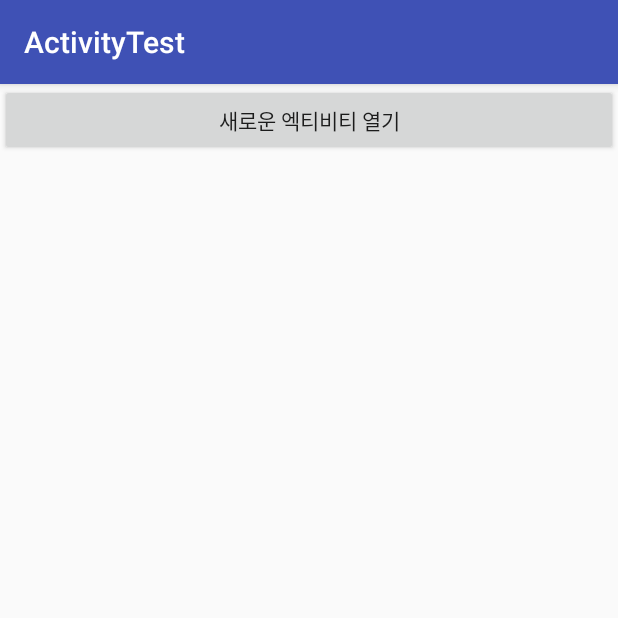
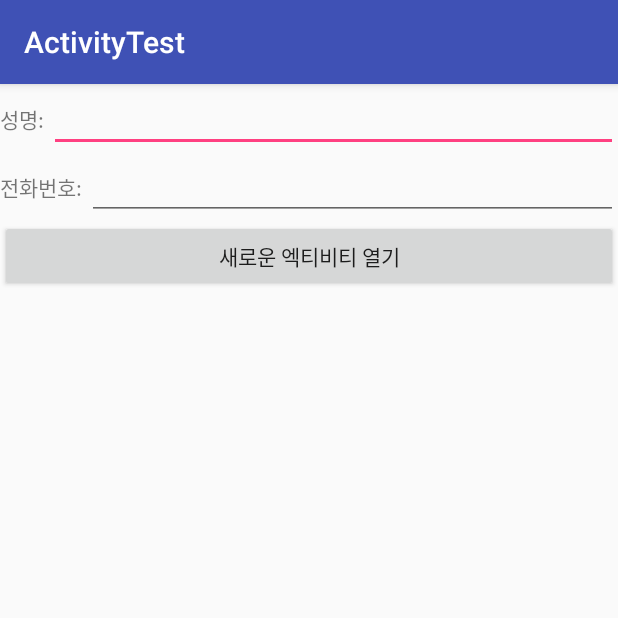
Before and after one commit to kimyj6631/ActivityTest, an Android app: the screen it shows after launch (MainActivity), on a phone screen of 412 x 824 dp, the top half of it. Run offline under Robolectric (Android 15) with nearby library versions, the phone set to English and light mode, and no system bars.

Commit message:
#2 make id

```diff
--- a/app/src/main/res/layout/activity_main.xml
+++ b/app/src/main/res/layout/activity_main.xml
@@ -4,11 +4,44 @@
     xmlns:tools="http://schemas.android.com/tools"
     android:layout_width="match_parent"
     android:layout_height="match_parent"
+    android:orientation="vertical"
     tools:context="kimyj6631.kr.hs.emrim.activitytest.SecondActivity">
 
+    <LinearLayout
+        android:layout_width="match_parent"
+        android:layout_height="wrap_content"
+        android:orientation="horizontal"
+        >
+        <TextView
+            android:layout_width="wrap_content"
+            android:layout_height="wrap_content"
+            android:text="성명: "
+            />
+        <EditText
+            android:id="@+id/edit_name"
+            android:layout_width="match_parent"
+            android:layout_height="wrap_content"/>
+    </LinearLayout>
+    <LinearLayout
+        android:layout_width="match_parent"
+        android:layout_height="wrap_content"
+        android:orientation="horizontal"
+        >
+        <TextView
+            android:layout_width="wrap_content"
+            android:layout_height="wrap_content"
+            android:text="전화번호: "
+            />
+        <EditText
+            android:id="@+id/edit_tel"
+            android:layout_width="match_parent"
+            android:layout_height="wrap_content"
+            android:inputType="phone"/>
+    </LinearLayout>
     <Button
         android:id="@+id/but_main"
         android:layout_width="match_parent"
         android:layout_height="wrap_content"
-        android:text="새로운 엑티비티 열기"/>
+        android:text="새로운 엑티비티 열기"
+        />
 </LinearLayout>
--- a/app/src/main/res/layout/activity_second.xml
+++ b/app/src/main/res/layout/activity_second.xml
@@ -4,8 +4,16 @@
     xmlns:tools="http://schemas.android.com/tools"
     android:layout_width="match_parent"
     android:layout_height="match_parent"
+    android:background="#f794e5"
+    android:orientation="vertical"
     tools:context="kimyj6631.kr.hs.emrim.activitytest.SecondActivity">
 
+    <TextView
+        android:id="@+id/text_result"
+        android:layout_width="match_parent"
+        android:layout_height="wrap_content"
+        android:text="20sp"
+        android:textColor="#ffffff"/>
     <Button
         android:id="@+id/but_second"
         android:layout_width="match_parent"
```
